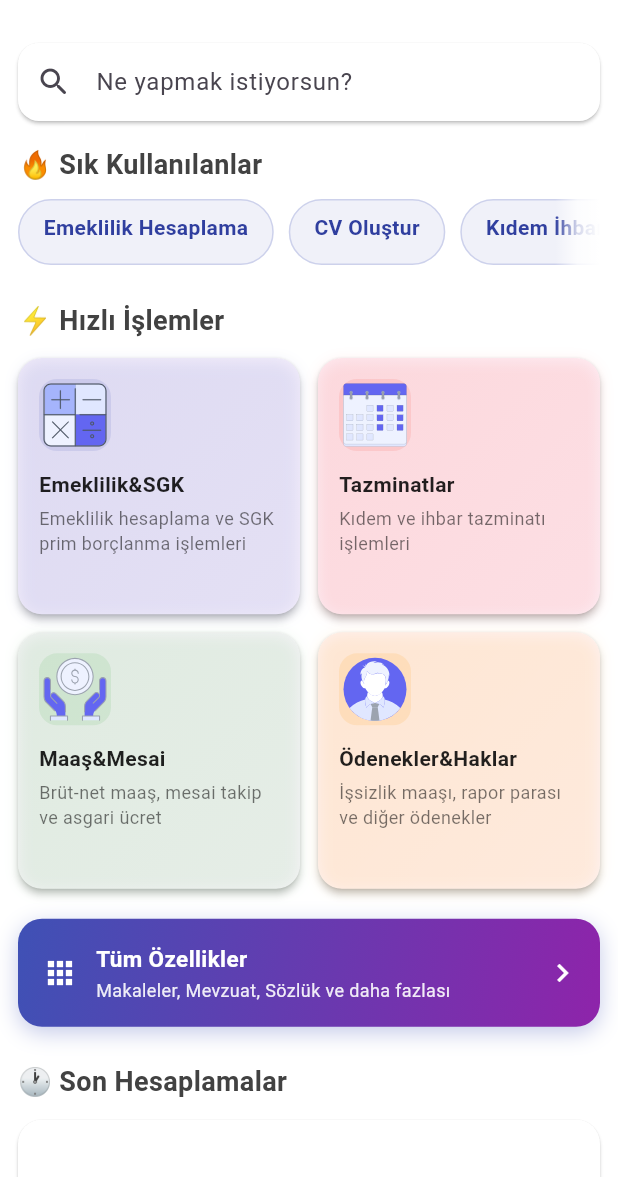
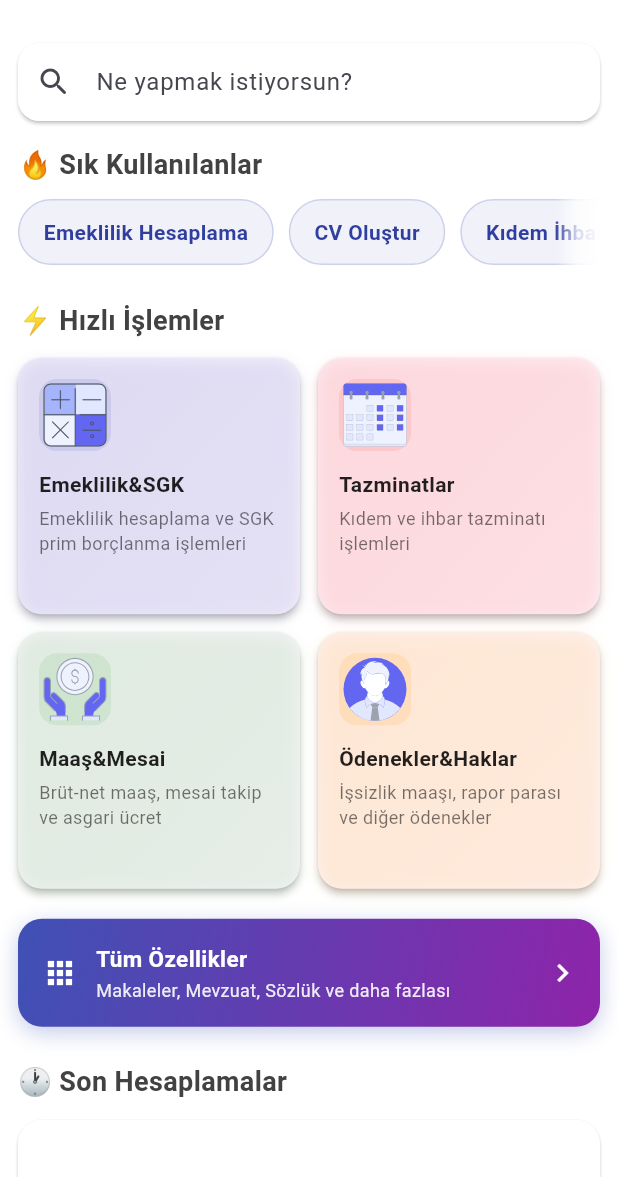
Before and after one commit to life1666/sosyalguvenlikmobil-ios, a Flutter app: the screen it shows after launch, on a phone screen of 412 x 824 dp, the part 59-1236 px from its top. Run offline on Flutter 3.47's test engine with Material 3 defaults, Android fonts, the phone set to English and light mode, and no system bars; our stand-ins replace cloud_firestore, firebase_analytics, firebase_auth, firebase_core, firebase_crashlytics, flutter_svg and 9 more; missing offline and left inert: excel; accounts and stored records are empty.

Commit message:
Fix: Center text in SÄ±k KullanÄ±lanlar buttons and redirect Hemen Hesapla to AllFeaturesScreen

```diff
--- a/lib/screens/ana_ekran.dart
+++ b/lib/screens/ana_ekran.dart
@@ -2205,10 +2205,11 @@ class _SonHesaplamalarBlockState extends State<_SonHesaplamalarBlock> {
               const SizedBox(height: 24),
               FilledButton.icon(
                 onPressed: () {
+                  AnalyticsHelper.logCustomEvent('all_features_tapped');
                   Navigator.push(
                     context,
                     MaterialPageRoute(
-                      builder: (_) => const HesaplamalarEkrani(),
+                      builder: (_) => AllFeaturesScreen(categories: categories),
                     ),
                   );
                 },
@@ -2328,11 +2329,14 @@ class _SikKullanilanlar extends StatelessWidget {
                       color: Colors.indigo.withOpacity(0.08),
                       border: Border.all(color: Colors.indigo.withOpacity(0.2)),
                     ),
-                    child: Text(
-                      item['title'] as String,
-                      style: TextStyle(
-                        fontWeight: FontWeight.w600,
-                        color: Colors.indigo[700],
+                    child: Center(
+                      child: Text(
+                        item['title'] as String,
+                        textAlign: TextAlign.center,
+                        style: TextStyle(
+                          fontWeight: FontWeight.w600,
+                          color: Colors.indigo[700],
+                        ),
                       ),
                     ),
                   ),
```
